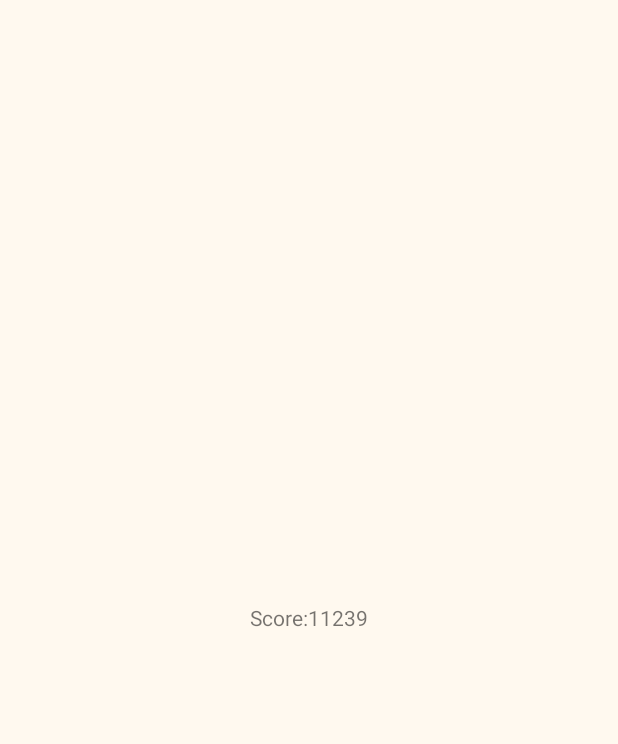
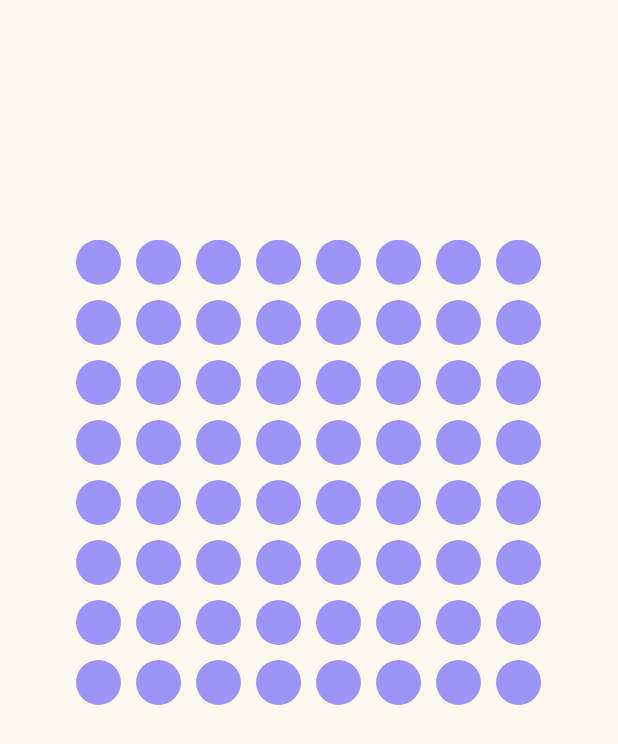
Before and after one commit to OneOneTwoOne/My-Project, an Android app: the screen it shows after launch (GridActivity), on a phone screen of 412 x 824 dp. Before the commit the part shown is almost empty. Shown: the top 744 px of the screen. Run offline under Robolectric (Android 15) with nearby library versions, the phone set to English and light mode, and no system bars.

Commit message:
now
can't fix layout
looper broken

```diff
--- a/app/src/main/res/layout/fragment_grid.xml
+++ b/app/src/main/res/layout/fragment_grid.xml
@@ -1,33 +1,13 @@
 <?xml version="1.0" encoding="utf-8"?>
 <LinearLayout xmlns:android="http://schemas.android.com/apk/res/android"
-                android:id="@+id/activity_grid"
+              xmlns:tools="http://schemas.android.com/tools"
+              android:id="@+id/activity_grid"
                 android:layout_height="match_parent"
                 android:layout_width="match_parent"
                 android:background="@color/colorAccent"
-              android:gravity="center"
-              android:orientation="vertical">
-
-    <LinearLayout
-        android:layout_width="match_parent"
-        android:layout_height="wrap_content"
-        android:gravity="center"
-        android:orientation="horizontal">
-
-        <TextView
-            android:layout_width="wrap_content"
-            android:layout_height="wrap_content"
-            android:text="@string/score_text"/>
-        <TextView
-            android:layout_width="wrap_content"
-            android:layout_height="wrap_content"
-            android:text="@string/score"/>
-    </LinearLayout>
-
-    <LinearLayout
-        android:layout_width="match_parent"
-        android:layout_height="wrap_content"
-        android:gravity="center"
-        android:orientation="horizontal">
+                android:gravity="center"
+                android:orientation="horizontal"
+                >
 
 
 
@@ -48,7 +28,4 @@
             <include layout="@layout/gem_row"
                  android:id="@+id/Point8"/>
 
-
-    </LinearLayout>
-
 </LinearLayout>
--- a/app/src/main/res/layout/gem_blank.xml
+++ b/app/src/main/res/layout/gem_blank.xml
@@ -6,5 +6,5 @@
             android:layout_width="30dp"
             android:layout_height="30dp"
             android:src="@drawable/gem_blank"
-            android:layout_gravity="center_horizontal"/>
+            android:layout_gravity="center"/>
 </FrameLayout>
--- a/app/src/main/res/layout/gem_row.xml
+++ b/app/src/main/res/layout/gem_row.xml
@@ -2,6 +2,4 @@
 <FrameLayout xmlns:android="http://schemas.android.com/apk/res/android"
              android:layout_width="40dp"
              android:layout_height="match_parent"
-             android:layout_marginTop="-40dp">
-
-</FrameLayout>
+             android:layout_marginTop="-40dp"/>
```
Also changed, not shown: app/src/main/java/com/oneonetwoone/hoppop/Gem.java (+1 -7 lines), app/src/main/java/com/oneonetwoone/hoppop/GridFragment.java (+23 -13 lines), 1 other file.
